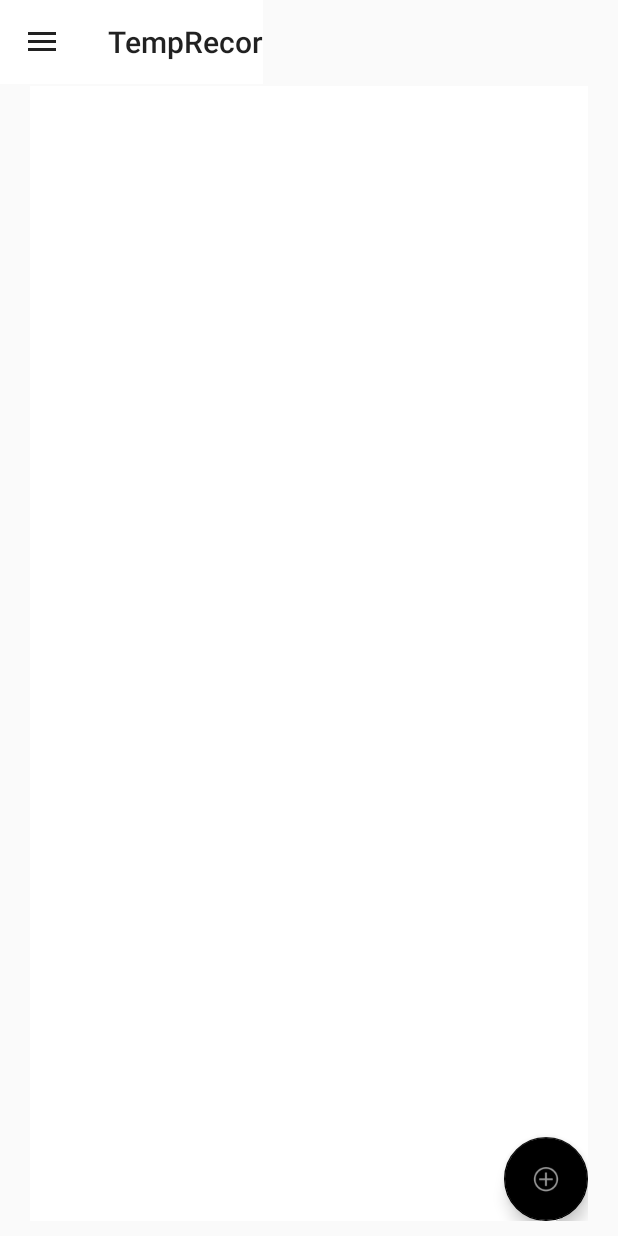
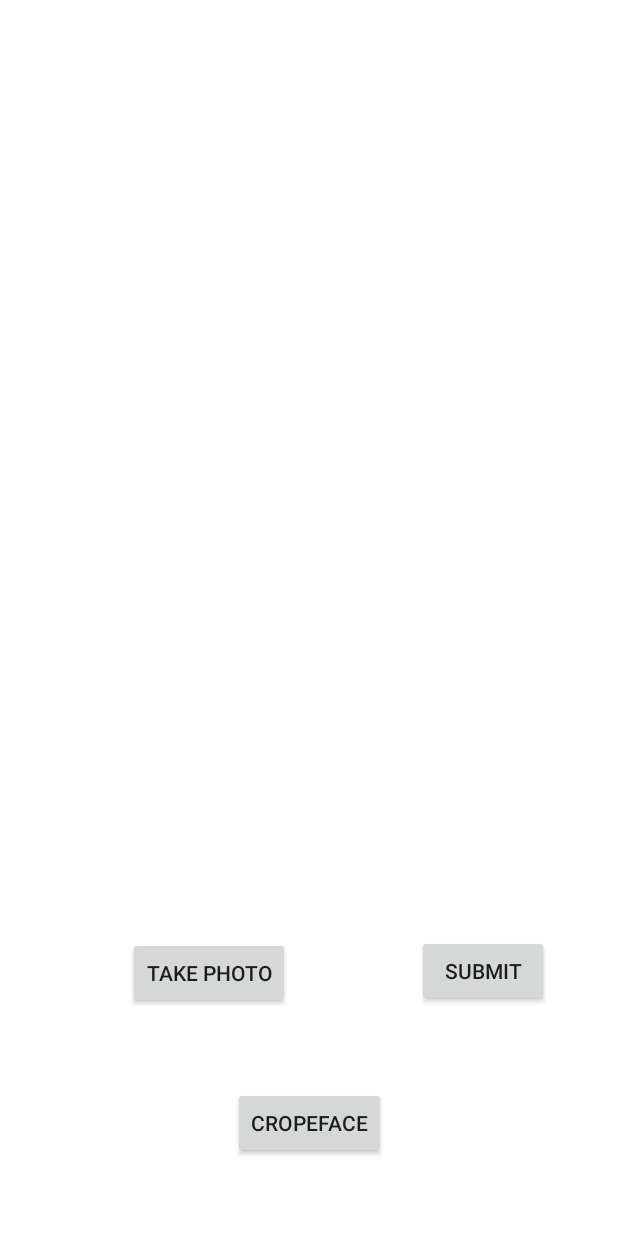
Before and after one commit to PsionicGeek/TempRecor, an Android app: the screen it shows after launch once a user with an empty profile is signed in (MainPage before the commit, FaceCheck after it), after a tap on an icon or button, on a phone screen of 412 x 824 dp. Run offline under Robolectric (Android 15) with nearby library versions, the phone set to English and light mode, and no system bars; our stand-ins replace Firebase (no records; nobody signed in at launch, a user with empty details on screens opened directly); libraries missing offline, so code that uses them is left out: br.com.simplepass, com.google.mlkit.vision; 1 statement that could not run was skipped.

Commit message:
FaceCropework

```diff
--- a/app/build.gradle
+++ b/app/build.gradle
@@ -38,6 +38,8 @@ dependencies {
     implementation 'com.google.firebase:firebase-ml-vision:24.0.1'
     implementation 'org.jetbrains:annotations:15.0'
     implementation 'com.google.firebase:firebase-firestore:23.0.1'
+    implementation 'com.google.mlkit:face-detection:16.1.2'
+    implementation 'com.google.firebase:firebase-firestore:23.0.1'
     implementation 'androidx.legacy:legacy-support-v4:1.0.0'
     testImplementation 'junit:junit:4.+'
     androidTestImplementation 'androidx.test.ext:junit:1.1.3'
--- /dev/null
+++ b/app/src/main/java/com/psionicgeek/temprecor/Constants.java
@@ -0,0 +1,5 @@
+package com.psionicgeek.temprecor;
+
+public class Constants {
+    public static BitmapTransfer bitmapTransfer;
+}
--- /dev/null
+++ b/app/src/main/java/com/psionicgeek/temprecor/FaceCheck.java
@@ -0,0 +1,182 @@
+package com.psionicgeek.temprecor;
+
+import androidx.annotation.NonNull;
+import androidx.appcompat.app.AppCompatActivity;
+import androidx.core.app.ActivityCompat;
+import androidx.core.content.ContextCompat;
+
+import android.Manifest;
+import android.content.ContentValues;
+import android.content.Intent;
+import android.content.pm.PackageManager;
+import android.graphics.Bitmap;
+import android.graphics.Canvas;
+import android.graphics.Color;
+import android.graphics.Matrix;
+import android.graphics.Paint;
+import android.graphics.Rect;
+import android.graphics.RectF;
+import android.graphics.drawable.BitmapDrawable;
+import android.net.Uri;
+import android.os.Bundle;
+import android.provider.MediaStore;
+import android.view.View;
+import android.widget.Button;
+import android.widget.ImageView;
+
+import com.google.android.gms.tasks.OnSuccessListener;
+import com.google.android.gms.tasks.Task;
+import com.google.mlkit.vision.common.InputImage;
+import com.google.mlkit.vision.face.Face;
+import com.google.mlkit.vision.face.FaceDetection;
+import com.google.mlkit.vision.face.FaceDetector;
+import com.google.mlkit.vision.face.FaceDetectorOptions;
+
+import org.jetbrains.annotations.NotNull;
+
+import java.io.IOException;
+import java.util.List;
+
+public class FaceCheck extends AppCompatActivity {
+    ImageView imageView;
+    Button face_submit_button;
+    Button take_photo_button;
+    Bitmap bitmap;
+    FaceDetector detector;
+    Bitmap tempBitmap;
+    Canvas canvas;
+    Button Cropeface;
+    private static final int pic_id = 100;
+    InputImage image;
+    Task<List<Face>> Facetask;
+    RectF rectF;
+    Bundle bundle;
+    Rect rect;
+    Uri mImageCaptureUri1;
+    Paint boxpaint;
+    ContentValues values;
+
+
+
+    @Override
+    protected void onCreate(Bundle savedInstanceState) {
+        super.onCreate(savedInstanceState);
+        setContentView(R.layout.activity_face_check);
+        imageView = findViewById(R.id.showImage);
+        face_submit_button = findViewById(R.id.Face_Read_Submit_button);
+        take_photo_button = findViewById(R.id.Take_Photo_button);
+        Cropeface = findViewById(R.id.cropefaceactivity);
+        Cropeface.setOnClickListener(new View.OnClickListener() {
+            @Override
+            public void onClick(View v) {
+                Intent intent=new Intent(getApplicationContext(),CropefaceActivity.class);
+
+                startActivity(intent);
+            }
+        });
+
+        //Checking For the permission for  Camera
+        if (ContextCompat.checkSelfPermission(FaceCheck.this, Manifest.permission.CAMERA) != PackageManager.PERMISSION_GRANTED) {
+            ActivityCompat.requestPermissions(FaceCheck.this,
+                    new String[]{
+                            Manifest.permission.CAMERA
+                    }
+                    ,
+                    100);
+        }
+        //permission check completed
+        take_photo_button.setOnClickListener(new View.OnClickListener() {
+            @Override
+            public void onClick(View v) {
+                values = new ContentValues();
+                values.put(MediaStore.Images.Media.TITLE, "New Picture");//for quality
+                values.put(MediaStore.Images.Media.DESCRIPTION, "From your Camera");//for quality
+                mImageCaptureUri1 = getContentResolver().insert(
+                        MediaStore.Images.Media.EXTERNAL_CONTENT_URI, values);//for quality
+
+                Intent intent = new Intent(MediaStore.ACTION_IMAGE_CAPTURE);
+//                    intent.putExtra("android.intent.extras.CAMERA_FACING", 1);//open front camera only
+
+                intent.putExtra(android.provider.MediaStore.EXTRA_OUTPUT, mImageCaptureUri1);//for quality
+                startActivityForResult(intent, pic_id);
+            }
+
+        });
+        Paint boxPaint = new Paint();
+        boxPaint.setStrokeWidth(5);
+        boxPaint.setColor(Color.GREEN);
+        boxPaint.setStyle(Paint.Style.STROKE);
+        face_submit_button.setOnClickListener(new View.OnClickListener() {
+            @Override
+            public void onClick(View v) {
+                FaceDetectorOptions options = new FaceDetectorOptions.Builder()
+                        .setPerformanceMode(FaceDetectorOptions.PERFORMANCE_MODE_ACCURATE)
+                        .setLandmarkMode(FaceDetectorOptions.LANDMARK_MODE_ALL)
+                        .setClassificationMode(FaceDetectorOptions.CLASSIFICATION_MODE_ALL)
+                        .build();
+                detector =  FaceDetection.getClient(options);
+                image = InputImage.fromBitmap(bitmap,0);
+                Facetask= detector.process(image);
+                Facetask.addOnSuccessListener(new OnSuccessListener<List<Face>>() {
+                    @Override
+                    public void onSuccess(@NonNull @NotNull List<Face> faces) {
+                        Constants.bitmapTransfer=new BitmapTransfer(bitmap);
+                        for (Face singleface : faces){
+                            singleface = faces.get(0);
+                            rectF = new RectF(singleface.getBoundingBox());
+                            rect = singleface.getBoundingBox();
+                            canvas.drawRoundRect(rectF, 2, 2, boxPaint);
+                            imageView.setImageDrawable(new BitmapDrawable(getResources(), tempBitmap));
+//                        faceCrop = Bitmap.createBitmap(bitmap,rect.left,(rect.top),(rect.width()),(rect.height()));
+                            Constants.bitmapTransfer.setBitmap(cropBitmap(bitmap,rect));
+                        }
+
+
+                    }
+                });
+
+            }
+        });
+
+    }
+
+    private Bitmap cropBitmap(Bitmap cbitmap, Rect rect) {
+        int w = rect.right - rect.left;
+        int h = rect.bottom - rect.top;
+        Bitmap ret = Bitmap.createBitmap(w, h+rect.top,cbitmap.getConfig());
+        Canvas canvas = new Canvas(ret);
+        canvas.drawBitmap(cbitmap, -rect.left, (float) (-rect.top+rect.top/1.5), null);
+        return ret;
+
+    }
+
+    @Override
+    protected void onActivityResult(int requestCode, int resultCode,Intent data) {
+        super.onActivityResult(requestCode, resultCode, data);
+        if (requestCode == pic_id && resultCode == RESULT_OK && data != null && data.getData() != null ){
+//            FilePathUri = data.getData();
+            bundle = data.getExtras();
+        }
+        try {
+            Bitmap fbitmap = MediaStore.Images.Media.getBitmap(getContentResolver(),mImageCaptureUri1);//rotation
+            Matrix matrix = new Matrix();//rotation
+            matrix.postRotate(90);//angle
+            Bitmap scaledbitmap = Bitmap.createScaledBitmap(fbitmap,fbitmap.getWidth(),fbitmap.getHeight(),true);//rotation
+            bitmap = Bitmap.createBitmap(scaledbitmap, 0, 0,scaledbitmap.getWidth(), scaledbitmap.getHeight(), matrix, true);
+            //bitmap = (Bitmap) data.getExtras().get("data");
+            imageView.setImageBitmap(bitmap);
+            tempBitmap = Bitmap.createBitmap(bitmap.getWidth(),bitmap.getHeight(),Bitmap.Config.RGB_565);
+            canvas = new Canvas(tempBitmap);
+            canvas.drawBitmap(bitmap,0,0,null);
+        } catch( Exception e  ) {
+            System.out.println(e.getMessage());
+        }
+
+    }
+
+
+
+
+    //------------=================Self created Function===================------------------------------
+
+}
--- a/app/src/main/java/com/psionicgeek/temprecor/HomeFragment.java
+++ b/app/src/main/java/com/psionicgeek/temprecor/HomeFragment.java
@@ -48,7 +48,7 @@ public class HomeFragment extends Fragment {
         fab.setOnClickListener(new View.OnClickListener() {
             @Override
             public void onClick(View v) {
-                dispatchTakePictureIntent();
+                startActivity(new Intent(getActivity(),FaceCheck.class));
             }
         });
 
--- /dev/null
+++ b/app/src/main/res/layout/activity_face_check.xml
@@ -0,0 +1,54 @@
+<?xml version="1.0" encoding="utf-8"?>
+<androidx.constraintlayout.widget.ConstraintLayout xmlns:android="http://schemas.android.com/apk/res/android"
+    xmlns:app="http://schemas.android.com/apk/res-auto"
+    xmlns:tools="http://schemas.android.com/tools"
+    android:layout_width="match_parent"
+    android:layout_height="match_parent"
+    tools:context=".FaceCheck"
+    android:background="@color/white">
+
+    <ImageView
+        android:id="@+id/showImage"
+        android:layout_width="match_parent"
+        android:layout_height="429dp"
+        app:layout_constraintBottom_toBottomOf="parent"
+        app:layout_constraintEnd_toEndOf="parent"
+        app:layout_constraintHorizontal_bias="0.0"
+        app:layout_constraintStart_toStartOf="parent"
+        app:layout_constraintTop_toTopOf="parent"
+        app:layout_constraintVertical_bias="0.112"
+        android:background="@color/white"/>
+
+    <Button
+        android:id="@+id/Take_Photo_button"
+        android:layout_width="wrap_content"
+        android:layout_height="wrap_content"
+        android:text="Take Photo"
+        app:layout_constraintBottom_toBottomOf="parent"
+        app:layout_constraintEnd_toStartOf="@+id/Face_Read_Submit_button"
+        app:layout_constraintStart_toStartOf="parent"
+        app:layout_constraintTop_toBottomOf="@+id/showImage" />
+
+    <Button
+        android:id="@+id/Face_Read_Submit_button"
+        android:layout_width="wrap_content"
+        android:layout_height="wrap_content"
+        android:text="Submit"
+        app:layout_constraintBottom_toBottomOf="parent"
+        app:layout_constraintEnd_toEndOf="parent"
+        app:layout_constraintHorizontal_bias="0.859"
+        app:layout_constraintStart_toStartOf="parent"
+        app:layout_constraintTop_toBottomOf="@+id/showImage"
+        app:layout_constraintVertical_bias="0.495" />
+
+    <Button
+        android:id="@+id/cropefaceactivity"
+        android:layout_width="wrap_content"
+        android:layout_height="wrap_content"
+        android:text="Cropeface"
+        app:layout_constraintBottom_toBottomOf="parent"
+        app:layout_constraintEnd_toEndOf="parent"
+        app:layout_constraintStart_toStartOf="parent"
+        app:layout_constraintTop_toBottomOf="@+id/Take_Photo_button" />
+
+</androidx.constraintlayout.widget.ConstraintLayout>
```
Also changed, not shown: app/src/main/AndroidManifest.xml (+8 -5 lines), app/src/main/java/com/psionicgeek/temprecor/BitmapTransfer.java (added, +18 -0 lines), app/src/main/java/com/psionicgeek/temprecor/CropefaceActivity.java (added, +26 -0 lines), app/src/main/java/com/psionicgeek/temprecor/FaceCroped.java (deleted, +0 -14 lines), app/src/main/res/layout/activity_cropeface.xml (added, +21 -0 lines).
